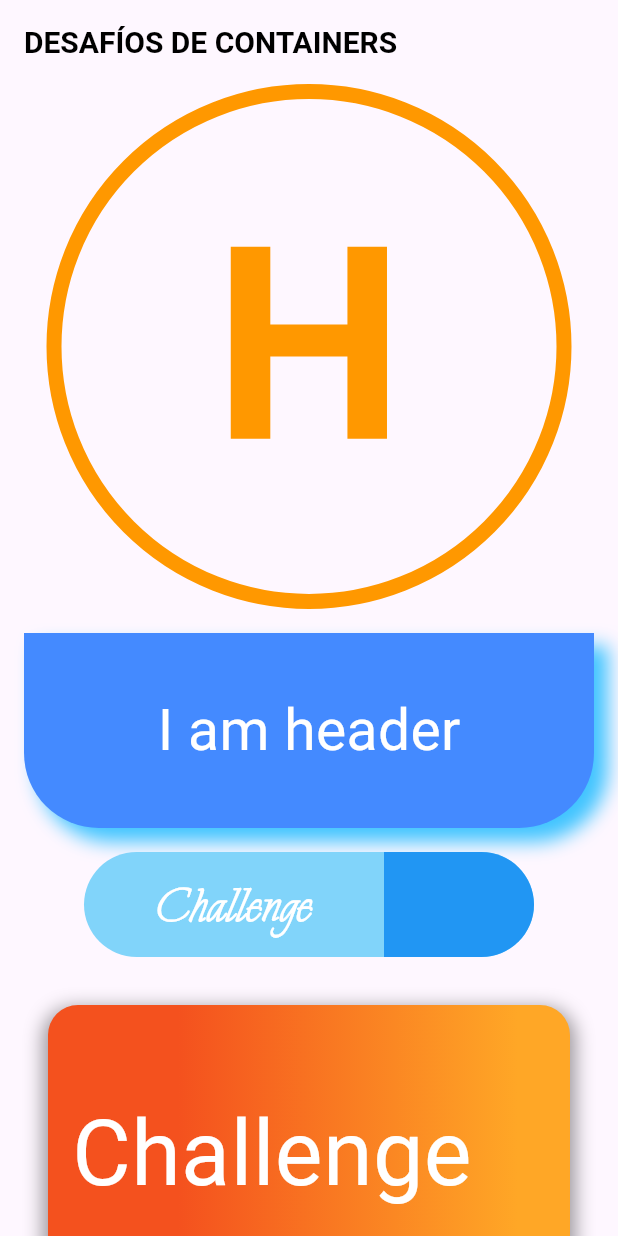
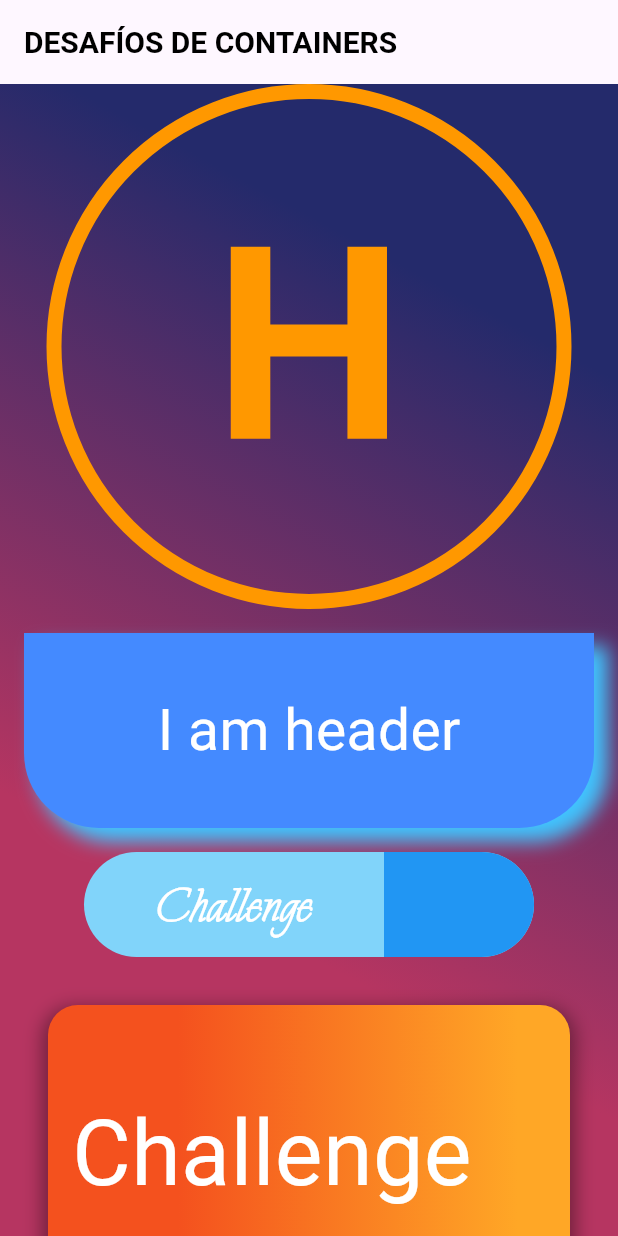
Before and after one commit to fr4nsgallegos/futureAppG13, a Flutter app: the screen it shows after launch, on a phone screen of 412 x 824 dp. Run offline on Flutter 3.47's test engine with Material 3 defaults, Android fonts, the phone set to English and light mode, and no system bars; our stand-ins replace google_fonts; Roboto replaces fonts that are missing (Fascinate, Festive).

Commit message:
gradiente de fondo_

```diff
--- a/lib/pages/desafios_container_page.dart
+++ b/lib/pages/desafios_container_page.dart
@@ -137,7 +137,21 @@ class DesafiosContainerPage extends StatelessWidget {
     return SafeArea(
       child: Scaffold(
         appBar: AppBar(title: Text("DESAFÍOS DE CONTAINERS")),
-        body: Center(
+        body: Stack(
+          children: [
+            Container(
+              height: double.infinity,
+              width: double.infinity,
+              decoration: BoxDecoration(
+                gradient: LinearGradient(
+                  colors: [Color(0xffB63561), Color(0xff242A6B)],
+                  begin: Alignment.bottomLeft,
+                  end: Alignment.topRight,
+                  stops: [0.3, 0.8],
+                ),
+              ),
+            ),
+            Center(
               child: SingleChildScrollView(
                 child: Column(
                   mainAxisAlignment: MainAxisAlignment.center,
@@ -150,6 +164,8 @@ class DesafiosContainerPage extends StatelessWidget {
                 ),
               ),
             ),
+          ],
+        ),
       ),
     );
   }
```
Lines whose indentation alone changed are shown as unchanged.
